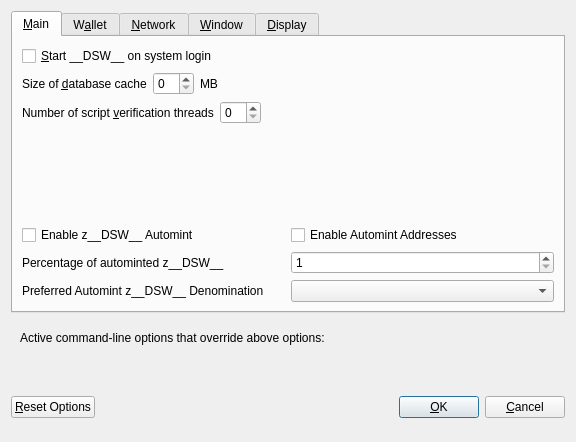
decenomy/DSW, file src/qt/forms/optionsdialog.ui: the form before one commit.
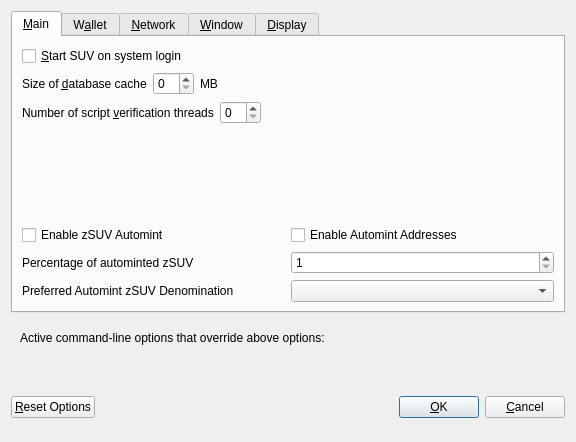
The form after the commit. Custom widgets are drawn as their Qt base class.

The edit to the form file:
```diff
--- a/src/qt/forms/optionsdialog.ui
+++ b/src/qt/forms/optionsdialog.ui
@@ -33,7 +33,7 @@
           <string>Automatically start __DSW__ after logging in to the system.</string>
          </property>
          <property name="text">
-          <string>&amp;Start __DSW__ on system login</string>
+          <string>&amp;Start SUV on system login</string>
          </property>
         </widget>
        </item>
@@ -147,7 +147,7 @@
                <enum>Qt::LeftToRight</enum>
               </property>
               <property name="text">
-               <string>Enable z__DSW__ Automint</string>
+               <string>Enable zSUV Automint</string>
               </property>
              </widget>
             </item>
@@ -174,7 +174,7 @@
                <string>Percentage of incoming __DSW__ which get automatically converted to z__DSW__ via Zerocoin Protocol (min: 10%)</string>
               </property>
               <property name="text">
-               <string>Percentage of autominted z__DSW__</string>
+               <string>Percentage of autominted zSUV</string>
               </property>
              </widget>
             </item>
@@ -207,7 +207,7 @@
                <string>Wait with automatic conversion to Zerocoin until enough __DSW__ for this denomination is available</string>
               </property>
               <property name="text">
-               <string>Preferred Automint z__DSW__ Denomination</string>
+               <string>Preferred Automint zSUV Denomination</string>
               </property>
              </widget>
             </item>
```
Left out of the diff: 18 changed lines with no effect on the pictures.
